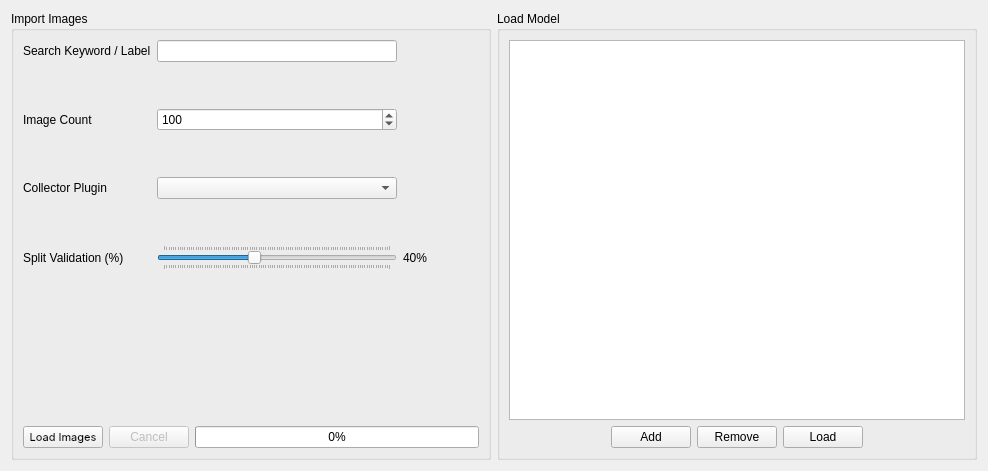
Qt form view/importfileswidget.ui (Joensw/RCAIT) before a commit.
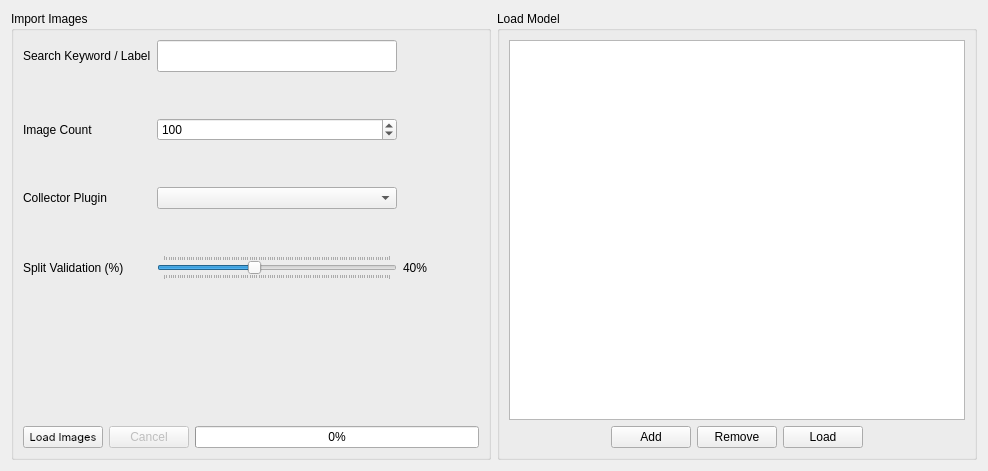
The same form after that commit. Icons and pictures are not drawn. Custom widgets are drawn as their Qt base class.

Commit message: Fix expanding tags widget

```diff
--- a/view/importfileswidget.ui
+++ b/view/importfileswidget.ui
@@ -65,69 +65,32 @@
       </item>
       <item row="0" column="0" colspan="3">
        <layout class="QGridLayout" name="gridLayout_12">
-        <item row="8" column="0">
-         <widget class="QLabel" name="label_split">
-          <property name="text">
-           <string>Split Validation (%)</string>
+        <item row="0" column="1">
+         <widget class="Tags" name="lineEdit_labels">
+          <property name="sizePolicy">
+           <sizepolicy hsizetype="Expanding" vsizetype="Minimum">
+            <horstretch>0</horstretch>
+            <verstretch>0</verstretch>
+           </sizepolicy>
           </property>
-         </widget>
-        </item>
-        <item row="5" column="1">
-         <spacer name="verticalSpacer_5">
-          <property name="orientation">
-           <enum>Qt::Vertical</enum>
-          </property>
-          <property name="sizeHint" stdset="0">
+          <property name="minimumSize">
            <size>
-            <width>20</width>
-            <height>40</height>
+            <width>0</width>
+            <height>32</height>
            </size>
           </property>
-         </spacer>
-        </item>
-        <item row="8" column="2">
-         <widget class="QLabel" name="label_splitPercent">
-          <property name="text">
-           <string>40%</string>
+          <property name="contextMenuPolicy">
+           <enum>Qt::DefaultContextMenu</enum>
           </property>
          </widget>
         </item>
-        <item row="7" column="1">
-         <spacer name="verticalSpacer_6">
-          <property name="orientation">
-           <enum>Qt::Vertical</enum>
-          </property>
-          <property name="sizeHint" stdset="0">
-           <size>
-            <width>20</width>
-            <height>40</height>
-           </size>
-          </property>
-         </spacer>
-        </item>
-        <item row="4" column="0">
+        <item row="3" column="0">
          <widget class="QLabel" name="label_amount">
           <property name="text">
            <string>Image Count</string>
           </property>
          </widget>
         </item>
-        <item row="4" column="1">
-         <widget class="QSpinBox" name="spinBox_amount">
-          <property name="sizePolicy">
-           <sizepolicy hsizetype="Minimum" vsizetype="Fixed">
-            <horstretch>0</horstretch>
-            <verstretch>0</verstretch>
-           </sizepolicy>
-          </property>
-          <property name="maximum">
-           <number>1000</number>
-          </property>
-          <property name="value">
-           <number>100</number>
-          </property>
-         </widget>
-        </item>
         <item row="0" column="0">
          <widget class="QLabel" name="label_keyword">
           <property name="text">
@@ -135,32 +98,25 @@
           </property>
          </widget>
         </item>
-        <item row="6" column="0">
-         <widget class="QLabel" name="label_plugin">
-          <property name="text">
-           <string>Collector Plugin</string>
-          </property>
-         </widget>
-        </item>
-        <item row="6" column="1">
+        <item row="5" column="1">
          <widget class="QComboBox" name="comboBox_plugins">
           <property name="enabled">
            <bool>true</bool>
           </property>
          </widget>
         </item>
-        <item row="0" column="1">
-         <widget class="Tags" name="lineEdit_labels">
-          <property name="sizePolicy">
-           <sizepolicy hsizetype="Expanding" vsizetype="Expanding">
-            <horstretch>0</horstretch>
-            <verstretch>0</verstretch>
-           </sizepolicy>
+        <item row="1" column="1">
+         <spacer name="verticalSpacer_4">
+          <property name="orientation">
+           <enum>Qt::Vertical</enum>
           </property>
-          <property name="contextMenuPolicy">
-           <enum>Qt::DefaultContextMenu</enum>
+          <property name="sizeHint" stdset="0">
+           <size>
+            <width>20</width>
+            <height>40</height>
+           </size>
           </property>
-         </widget>
+         </spacer>
         </item>
         <item row="0" column="2">
          <layout class="QHBoxLayout" name="horizontalLayout_14">
@@ -206,7 +162,70 @@
           </item>
          </layout>
         </item>
-        <item row="8" column="1">
+        <item row="5" column="0">
+         <widget class="QLabel" name="label_plugin">
+          <property name="text">
+           <string>Collector Plugin</string>
+          </property>
+         </widget>
+        </item>
+        <item row="4" column="1">
+         <spacer name="verticalSpacer_5">
+          <property name="orientation">
+           <enum>Qt::Vertical</enum>
+          </property>
+          <property name="sizeHint" stdset="0">
+           <size>
+            <width>20</width>
+            <height>40</height>
+           </size>
+          </property>
+         </spacer>
+        </item>
+        <item row="7" column="2">
+         <widget class="QLabel" name="label_splitPercent">
+          <property name="text">
+           <string>40%</string>
+          </property>
+         </widget>
+        </item>
+        <item row="7" column="0">
+         <widget class="QLabel" name="label_split">
+          <property name="text">
+           <string>Split Validation (%)</string>
+          </property>
+         </widget>
+        </item>
+        <item row="3" column="1">
+         <widget class="QSpinBox" name="spinBox_amount">
+          <property name="sizePolicy">
+           <sizepolicy hsizetype="Minimum" vsizetype="Fixed">
+            <horstretch>0</horstretch>
+            <verstretch>0</verstretch>
+           </sizepolicy>
+          </property>
+          <property name="maximum">
+           <number>1000</number>
+          </property>
+          <property name="value">
+           <number>100</number>
+          </property>
+         </widget>
+        </item>
+        <item row="6" column="1">
+         <spacer name="verticalSpacer_6">
+          <property name="orientation">
+           <enum>Qt::Vertical</enum>
+          </property>
+          <property name="sizeHint" stdset="0">
+           <size>
+            <width>20</width>
+            <height>40</height>
+           </size>
+          </property>
+         </spacer>
+        </item>
+        <item row="7" column="1">
          <widget class="QSlider" name="horizontalSlider">
           <property name="maximum">
            <number>100</number>
@@ -225,22 +244,6 @@
           </property>
          </widget>
         </item>
-        <item row="2" column="1">
-         <spacer name="verticalSpacer_4">
-          <property name="orientation">
-           <enum>Qt::Vertical</enum>
-          </property>
-          <property name="sizeHint" stdset="0">
-           <size>
-            <width>20</width>
-            <height>40</height>
-           </size>
-          </property>
-         </spacer>
-        </item>
-        <item row="1" column="1">
-         <layout class="QHBoxLayout" name="horizontalLayout_2"/>
-        </item>
        </layout>
       </item>
       <item row="3" column="1">
```
Left out of the diff: 29 changed lines with no effect on the pictures.
